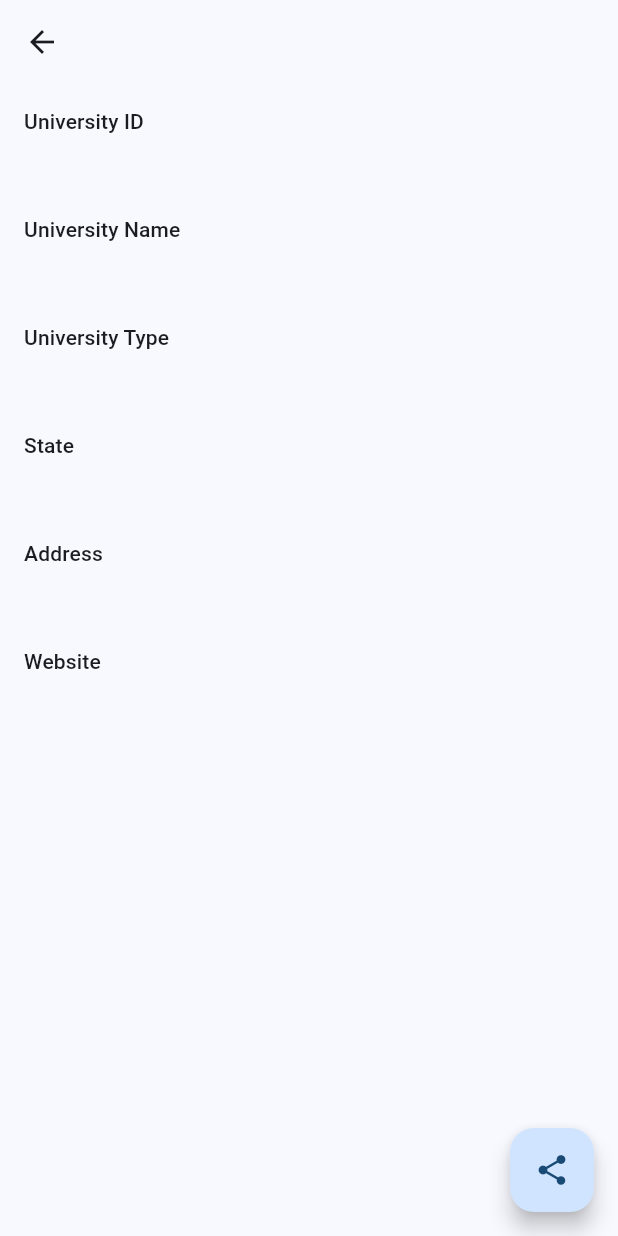
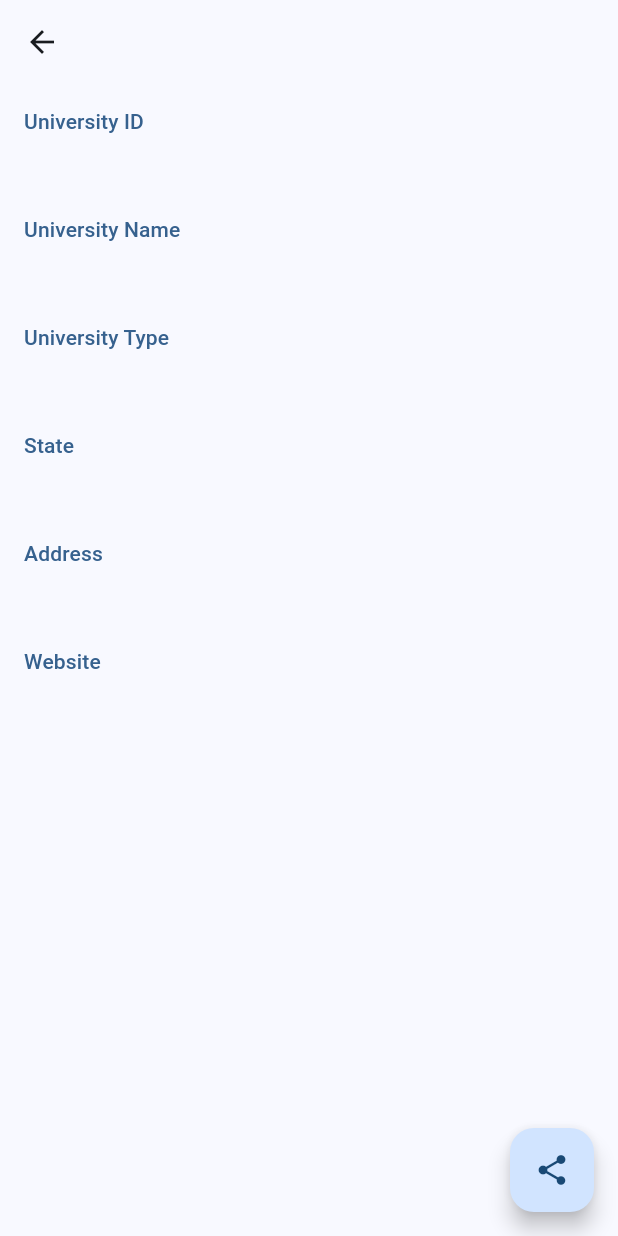
Before and after one commit to a2ke5e1/indian-universities, a Flutter app: the SearchUni screen opened directly with empty values, on a phone screen of 412 x 824 dp. Run offline on Flutter 3.47's test engine with Material 3 defaults, Android fonts, the phone set to English and light mode, and no system bars; drawn by our look-alikes of dynamic_color, screenshot; our stand-ins replace cloud_firestore, csv, email_validator, firebase_auth, firebase_core, firebase_ui_firestore and 3 more; accounts and stored records are empty; generated files the repository leaves out were written again.

Commit message:
- Add feature to copy data

```diff
--- a/lib/pages/universityDetails.dart
+++ b/lib/pages/universityDetails.dart
@@ -2,6 +2,7 @@ import 'dart:io';
 
 import 'package:flutter/foundation.dart';
 import 'package:flutter/material.dart';
+import 'package:flutter/services.dart';
 import 'package:path_provider/path_provider.dart';
 import 'package:screenshot/screenshot.dart';
 import 'package:share_plus/share_plus.dart';
@@ -75,6 +76,15 @@ class _SearchUniState extends State<SearchUni> {
     _launchInBrowser(Uri.parse(url));
   }
 
+  void copyToClipboard(String text) {
+    Clipboard.setData(ClipboardData(text: text));
+    ScaffoldMessenger.of(context).showSnackBar(
+      const SnackBar(
+        content: Text('Copied to clipboard'),
+      ),
+    );
+  }
+
   @override
   Widget build(BuildContext context) {
     data = data.isNotEmpty
@@ -90,9 +100,7 @@ class _SearchUniState extends State<SearchUni> {
               : const Text(""),
           elevation: 0.0,
         ),
-        body: Container(
-          // margin: EdgeInsets.only(top: 200),
-          child: Column(
+        body: Column(
           crossAxisAlignment: CrossAxisAlignment.start,
           children: [
             Screenshot(
@@ -103,70 +111,83 @@ class _SearchUniState extends State<SearchUni> {
                   ListTile(
                     title: Text(
                       "University ID",
-                        style: Theme.of(context).textTheme.labelLarge,
+                      style: Theme.of(context).textTheme.labelLarge?.copyWith(
+                          color: Theme.of(context).colorScheme.primary),
                     ),
                     subtitle: Text(
                       data['University_Id'],
                       style: Theme.of(context).textTheme.bodyLarge,
                     ),
+                    onLongPress: () => copyToClipboard(data['University_Id']),
                   ),
                   ListTile(
                     title: Text(
                       "University Name",
-                        style: Theme.of(context).textTheme.labelLarge,
+                      style: Theme.of(context).textTheme.labelLarge?.copyWith(
+                          color: Theme.of(context).colorScheme.primary),
                     ),
                     subtitle: Text(
                       data['University_Name'],
                       style: Theme.of(context).textTheme.bodyLarge,
                     ),
+                    onLongPress: () =>
+                        copyToClipboard(data['University_Name']),
                   ),
                   ListTile(
                     title: Text(
                       "University Type",
-                        style: Theme.of(context).textTheme.labelLarge,
+                      style: Theme.of(context).textTheme.labelLarge?.copyWith(
+                          color: Theme.of(context).colorScheme.primary),
                     ),
                     subtitle: Text(
                       data['University_Type'],
                       style: Theme.of(context).textTheme.bodyLarge,
                     ),
+                    onLongPress: () =>
+                        copyToClipboard(data['University_Type']),
                   ),
                   ListTile(
                     title: Text(
                       "State",
-                        style: Theme.of(context).textTheme.labelLarge,
+                      style: Theme.of(context).textTheme.labelLarge?.copyWith(
+                          color: Theme.of(context).colorScheme.primary),
                     ),
                     subtitle: Text(
                       data['State'],
                       style: Theme.of(context).textTheme.bodyLarge,
                     ),
+                    onLongPress: () => copyToClipboard(data['State']),
                   ),
                   ListTile(
                     title: Text(
                       "Address",
-                        style: Theme.of(context).textTheme.labelLarge,
+                      style: Theme.of(context).textTheme.labelLarge?.copyWith(
+                          color: Theme.of(context).colorScheme.primary),
                     ),
                     subtitle: Text(
                       data['Address'],
                       style: Theme.of(context).textTheme.bodyLarge,
                     ),
                     onTap: openAddressInMaps,
+                    onLongPress: () => copyToClipboard(data['Address']),
                   ),
                   ListTile(
                     title: Text(
                       "Website",
-                        style: Theme.of(context).textTheme.labelLarge,
+                      style: Theme.of(context).textTheme.labelLarge?.copyWith(
+                          color: Theme.of(context).colorScheme.primary),
                     ),
                     subtitle: Text(
                       data['Website'],
                       style: Theme.of(context).textTheme.bodyLarge,
                     ),
                     onTap: () => _launchURL(data['Website']),
+                    onLongPress: () => copyToClipboard(data['Website']),
                   ),
                 ],
               ),
             ),
           ],
-          ),
         ),
         floatingActionButton: !kIsWeb
             ? FloatingActionButton(
```
Lines whose indentation alone changed are shown as unchanged.
